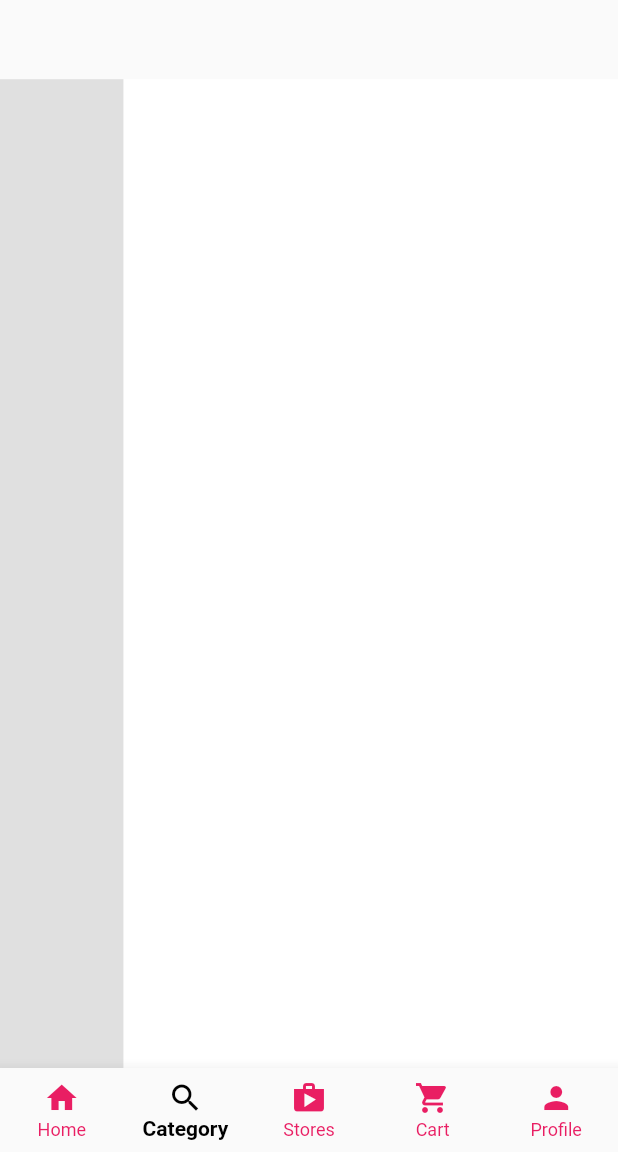
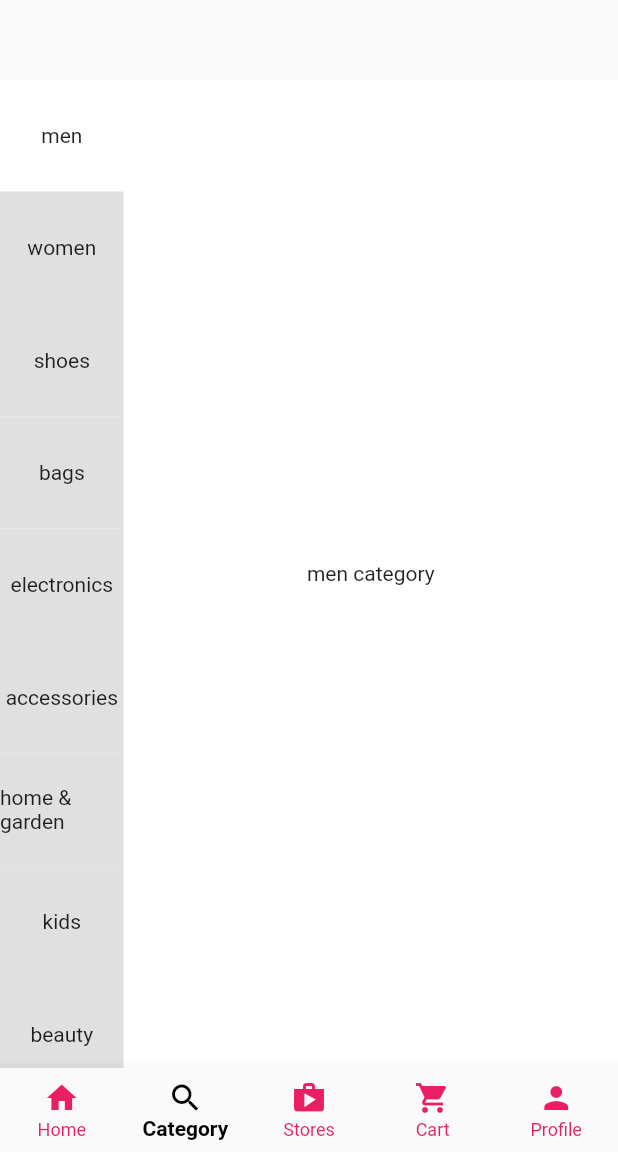
Before and after one commit to AvinandanBose/multistoreapp, a Flutter app: the screen it shows after launch, item 2 of the bottom bar chosen, on a phone screen of 412 x 824 dp, the part 84-1236 px from its top. Run offline on Flutter 3.47's test engine with Material 2 defaults, Android fonts, the phone set to English and light mode, and no system bars.

Commit message:
First Update

```diff
--- a/lib/main_screen/category.dart
+++ b/lib/main_screen/category.dart
@@ -1,5 +1,18 @@
 import 'package:flutter/material.dart';
 import 'package:multistoreapp/widgets/fake_search.dart';
+
+//global variable
+List<ItemsData> items =[
+  ItemsData(label: 'men'),
+  ItemsData(label: 'women'),
+  ItemsData(label: 'shoes'),
+  ItemsData(label: 'bags'),
+  ItemsData(label: 'electronics'),
+  ItemsData(label: 'accessories'),
+  ItemsData(label: 'home & garden'),
+  ItemsData(label: 'kids'),
+  ItemsData(label: 'beauty'),
+];
 
 class CategoryScreen extends StatefulWidget {
   const CategoryScreen({Key? key}) : super(key: key);
@@ -9,27 +22,94 @@ class CategoryScreen extends StatefulWidget {
 }
 
 class _CategoryScreenState extends State<CategoryScreen> {
+final PageController pgcontroller = PageController();
 
-  Widget sideNavigator(Size size){
-    return Container(
-      height: size.height*0.8,
-      //It means the container's height is 80% of total height of the screen
-      width: size.width*0.2,
-      //It means the container's width is 20% of total width of the screen
-      color: Colors.grey.shade300,
-    );
+@override
+  void initState() {
 
+    super.initState();
+  //initState runs at the beginning of the loading of Widgets
+  for (var element in items){
+    element.isSelected = false;
+  }
+  //then change the boolean variable for selected index of the list to true
+  setState(() {
+    items[0].isSelected = true;
+  });
   }
 
-  Widget categView(Size size){
+  Widget sideNavigator(Size size) {
+    return SizedBox(
+      height: size.height * 0.8,
+      //It means the container's height is 80% of total height of the screen
+      width: size.width * 0.2,
+      //It means the container's width is 20% of total width of the screen
+      child: ListView.builder(
+          itemCount: items.length,
+          itemBuilder: (context, index) {
+            return GestureDetector(
+              onTap: (){
+
+                pgcontroller.animateToPage(index, duration: const Duration(milliseconds: 1000), curve: Curves.easeIn);//→Controllers helps to select the index and jump to the page according to its index number
+
+                /**** ↑ ****/
+                //(As we can see that we select the page also the item
+                //in Side Navigator asynchronously , to have it in a synchronous way
+                //We need a controller i.e. Page Controller).
+                /**** ↓ ****/
+
+
+
+              },
+              child: Container(
+                color: items[index].isSelected==true ?Colors.white :Colors.grey.shade300,
+                height: size.height / 11, //i.e. 100 px
+                child:  Center(
+                  child: Text(items[index].label),
+                ),
+              ),
+            );
+          }),
+    );
+  }
+  //↑
+  //Here we have taken big sized box , and inside the big sized box ,
+  // there is a list of containers with Color grey.
+  /*→→→→→→→→→→→→→→→→→→→→→→→→→→→→→→→→→→→→→→→→→→→→→→→→→→→→→→*/
+
+  Widget categView(Size size) {
     return Container(
-      height: size.height*0.8,
+      height: size.height * 0.8,
       //It means the container's height is 80% of total height of the screen
-      width: size.width*0.8,
+      width: size.width * 0.8,
       //It means the container's width is 80% of total width of the screen
       color: Colors.white,
+      child: PageView(
+        controller: pgcontroller, //Controller is defined here
+        onPageChanged: (value){
+          for (var element in items){
+            element.isSelected = false;
+          }
+          setState(() {
+            items[value].isSelected = true;
+          });
+        },
+        scrollDirection: Axis.vertical,
+        children: const <Widget>[
+          Center(child: Text('men category'),),
+          Center(child: Text('Women category'),),
+          Center(child: Text('Shoes category'),),
+          Center(child: Text('Bags category'),),
+          Center(child: Text('Electronics category'),),
+          Center(child: Text('Accessories category'),),
+          Center(child: Text('Home and Garden Category'),),
+          Center(child: Text('Kids  Category'),),
+          Center(child: Text('Beauty  Category'),),
+        ],
+      ),
     );
   }
+
   @override
   Widget build(BuildContext context) {
     var sizeNew = MediaQuery.of(context).size;
@@ -59,3 +139,9 @@ class _CategoryScreenState extends State<CategoryScreen> {
     );
   }
 }
+class ItemsData {
+
+  String label;
+  bool isSelected;
+  ItemsData({required this.label,  this.isSelected =false});
+}
```
